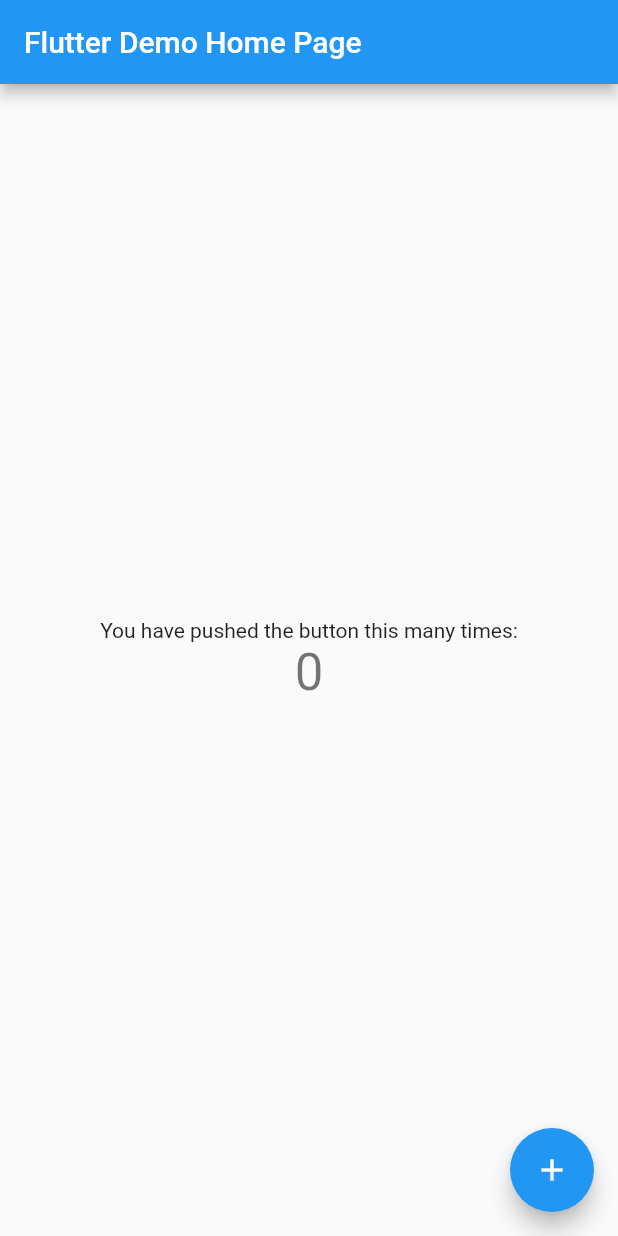
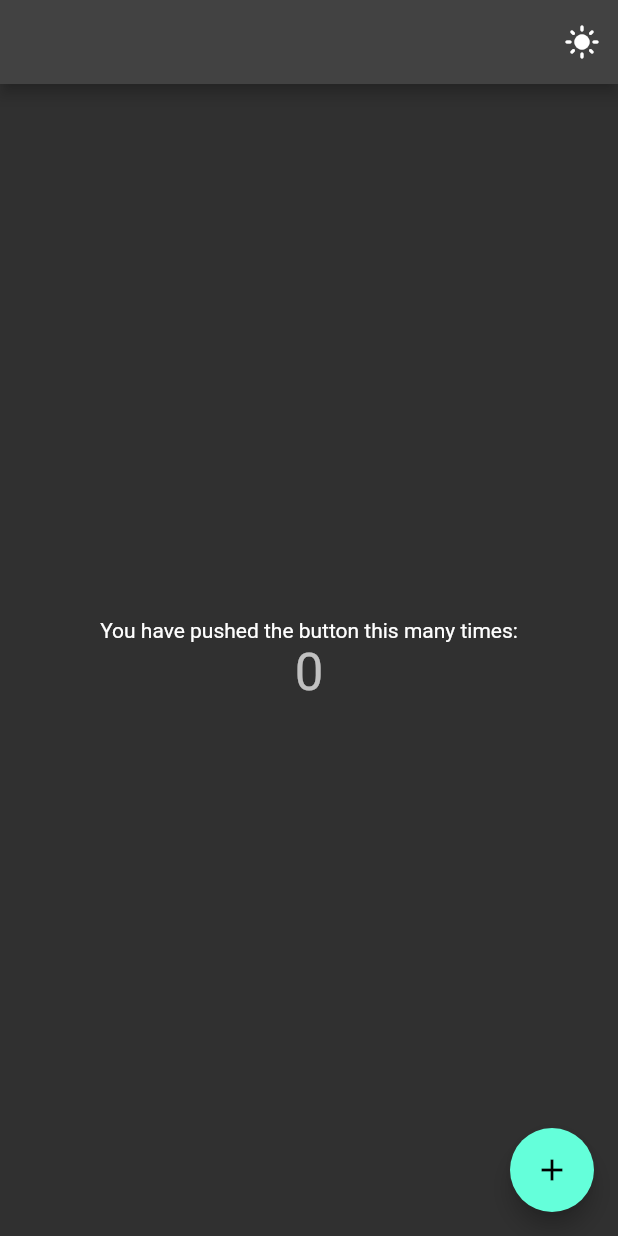
Before and after one commit to AdrianoAnadinho/portifolio, a Flutter app: the screen it shows after launch, on a phone screen of 412 x 824 dp. Run offline on Flutter 3.47's test engine with Material 2 defaults, Android fonts, the phone set to English and light mode, and no system bars; our stand-ins replace bloc, equatable, flutter_bloc.

Commit message:
implemented themes and theme icon reactive with cubit

```diff
--- a/lib/main.dart
+++ b/lib/main.dart
@@ -1,65 +1,33 @@
 import 'package:flutter/material.dart';
+import 'package:flutter_bloc/flutter_bloc.dart';
+import 'package:portifolio/src/cubit/theme_cubit.dart';
+import 'package:portifolio/src/cubit/theme_icon_cubit.dart';
+import 'package:portifolio/src/pages/home_page.dart';
 
-void main() {
-  runApp(const MyApp());
-}
+void main() => runApp(MyApp());
 
 class MyApp extends StatelessWidget {
-  const MyApp({super.key});
-  @override
-  Widget build(BuildContext context) {
-    return MaterialApp(
-      title: 'Flutter Demo',
-      theme: ThemeData(
-        primarySwatch: Colors.blue,
-      ),
-      home: const MyHomePage(title: 'Flutter Demo Home Page'),
-    );
-  }
-}
+  MyApp({super.key});
 
-class MyHomePage extends StatefulWidget {
-  const MyHomePage({super.key, required this.title});
-
-  final String title;
-
-  @override
-  State<MyHomePage> createState() => _MyHomePageState();
-}
-
-class _MyHomePageState extends State<MyHomePage> {
-  int _counter = 0;
-
-  void _incrementCounter() {
-    setState(() {
-      _counter++;
-    });
-  }
+  ThemeCubit cubit = ThemeCubit();
 
   @override
   Widget build(BuildContext context) {
-    return Scaffold(
-      appBar: AppBar(
-        title: Text(widget.title),
-      ),
-      body: Center(
-        child: Column(
-          mainAxisAlignment: MainAxisAlignment.center,
-          children: <Widget>[
-            const Text(
-              'You have pushed the button this many times:',
-            ),
-            Text(
-              '$_counter',
-              style: Theme.of(context).textTheme.headline4,
-            ),
-          ],
-        ),
-      ),
-      floatingActionButton: FloatingActionButton(
-        onPressed: _incrementCounter,
-        tooltip: 'Increment',
-        child: const Icon(Icons.add),
+    return MultiBlocProvider(
+      providers: [
+        BlocProvider(create: (context) => ThemeCubit()),
+        BlocProvider(create: (context) => ThemeIconCubit()),
+      ],
+      child: BlocBuilder<ThemeCubit, ThemeData>(
+        builder: (context, state) {
+          return MaterialApp(
+              debugShowCheckedModeBanner: false,
+              title: 'Flutter Demo',
+              // themeMode: ThemeMode.dark,
+              theme: state,
+              darkTheme: ThemeData.dark(),
+              home: MyHomePage(title: 'Flutter Demo Home Page'));
+        },
       ),
     );
   }
--- /dev/null
+++ b/lib/src/cubit/theme_cubit.dart
@@ -0,0 +1,17 @@
+import 'package:bloc/bloc.dart';
+import 'package:equatable/equatable.dart';
+import 'package:flutter/material.dart';
+
+part 'theme_state.dart';
+
+class ThemeCubit extends Cubit<ThemeData> {
+  ThemeCubit() : super(ThemeData.dark());
+
+  changeMode() {
+    if (state == ThemeData.dark()) {
+      emit(ThemeData.light());
+    } else {
+      emit(ThemeData.dark());
+    }
+  }
+}
--- /dev/null
+++ b/lib/src/cubit/theme_icon_cubit.dart
@@ -0,0 +1,18 @@
+import 'package:bloc/bloc.dart';
+import 'package:equatable/equatable.dart';
+import 'package:flutter/material.dart';
+
+part 'theme_icon_state.dart';
+
+class ThemeIconCubit extends Cubit<ThemeIconState> {
+  ThemeIconCubit() : super(ThemeIconLight());
+
+  changeIcon() {
+    // print("${state.hashCode} == ${Icon(Icons.light_mode).hashCode}");
+    if (state == ThemeIconDark()) {
+      emit(ThemeIconLight());
+    } else {
+      emit(ThemeIconDark());
+    }
+  }
+}
--- /dev/null
+++ b/lib/src/cubit/theme_icon_state.dart
@@ -0,0 +1,15 @@
+part of 'theme_icon_cubit.dart';
+
+abstract class ThemeIconState extends Equatable {}
+
+class ThemeIconDark extends ThemeIconState {
+  final Icon icon = const Icon(Icons.dark_mode);
+  @override
+  List<Object?> get props => [icon];
+}
+
+class ThemeIconLight extends ThemeIconState {
+  final Icon icon = const Icon(Icons.light_mode);
+  @override
+  List<Object?> get props => [icon];
+}
--- a/lib/src/pages/home_page.dart
+++ b/lib/src/pages/home_page.dart
@@ -0,0 +1,108 @@
+import 'package:flutter/material.dart';
+import 'package:flutter_bloc/flutter_bloc.dart';
+import 'package:portifolio/src/cubit/theme_icon_cubit.dart';
+
+import '../cubit/theme_cubit.dart';
+
+class MyHomePage extends StatefulWidget {
+  const MyHomePage({super.key, required this.title});
+
+  final String title;
+
+  @override
+  State<MyHomePage> createState() => _MyHomePageState();
+}
+
+class _MyHomePageState extends State<MyHomePage> {
+  int _counter = 0;
+
+  void _incrementCounter() {
+    setState(() {
+      _counter++;
+    });
+  }
+
+  @override
+  Widget build(BuildContext context) {
+    var themeCubit = context.read<ThemeCubit>();
+    var iconCubit = context.read<ThemeIconCubit>();
+    return Scaffold(
+      appBar: AppBar(
+        actions: [
+          // Switch(
+          //     value: false,
+          //     onChanged: (value) {
+          //       cubit.changeMode(value);
+          //     }),
+          BlocBuilder<ThemeIconCubit, ThemeIconState>(
+            bloc: iconCubit,
+            builder: (context2, iconState) {
+              return BlocBuilder<ThemeCubit, ThemeData>(
+                bloc: themeCubit,
+                builder: (context, themeState) {
+                  return IconButton(
+                      onPressed: () {
+                        themeCubit.changeMode();
+                        iconCubit.changeIcon();
+                      },
+                      icon: iconState is ThemeIconDark
+                          ? Icon(Icons.dark_mode)
+                          : Icon(Icons.light_mode));
+                },
+              );
+            },
+          )
+        ],
+      ),
+      body: Stack(
+        clipBehavior: Clip.hardEdge,
+        children: [
+          Center(
+            child: SingleChildScrollView(
+              child: Column(
+                mainAxisAlignment: MainAxisAlignment.center,
+                children: <Widget>[
+                  const Text(
+                    'You have pushed the button this many times:',
+                  ),
+                  Text(
+                    '$_counter',
+                    style: Theme.of(context).textTheme.headline4,
+                  ),
+                ],
+              ),
+            ),
+          )
+        ],
+      ),
+      floatingActionButton: FloatingActionButton(
+        onPressed: _incrementCounter,
+        tooltip: 'Increment',
+        child: const Icon(Icons.add),
+      ),
+    );
+  }
+}
+
+class NewWidget extends StatelessWidget implements PreferredSizeWidget {
+  const NewWidget({
+    Key? key,
+    required this.size,
+  }) : super(key: key);
+
+  final Size size;
+
+  @override
+  Widget build(BuildContext context) {
+    return PreferredSize(
+      child: Container(
+        color: Colors.red,
+        child: Text('oi'),
+      ),
+      preferredSize: size,
+    );
+  }
+
+  @override
+  Size get preferredSize => size;
+}
--- /dev/null
+++ b/lib/src/themes/dark_theme.dart
@@ -0,0 +1,3 @@
+import 'package:flutter/material.dart';
+
+ThemeData darkTheme = ThemeData();
--- a/pubspec.yaml
+++ b/pubspec.yaml
@@ -38,6 +38,7 @@ dependencies:
   cupertino_icons: ^1.0.2
   bloc: ^8.1.0
   flutter_bloc: ^8.1.1
+  equatable: ^2.0.5
 
 dev_dependencies:
   flutter_test:
```
Also changed, not shown: lib/src/cubit/theme_state.dart (added, +15 -0 lines), lib/src/themes/light_theme.dart (added, +7 -0 lines), pubspec.lock.
